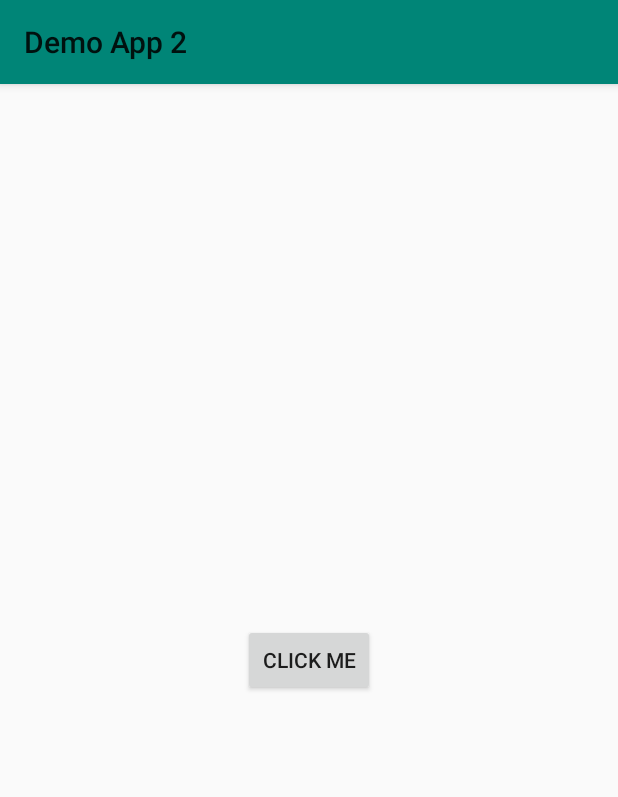
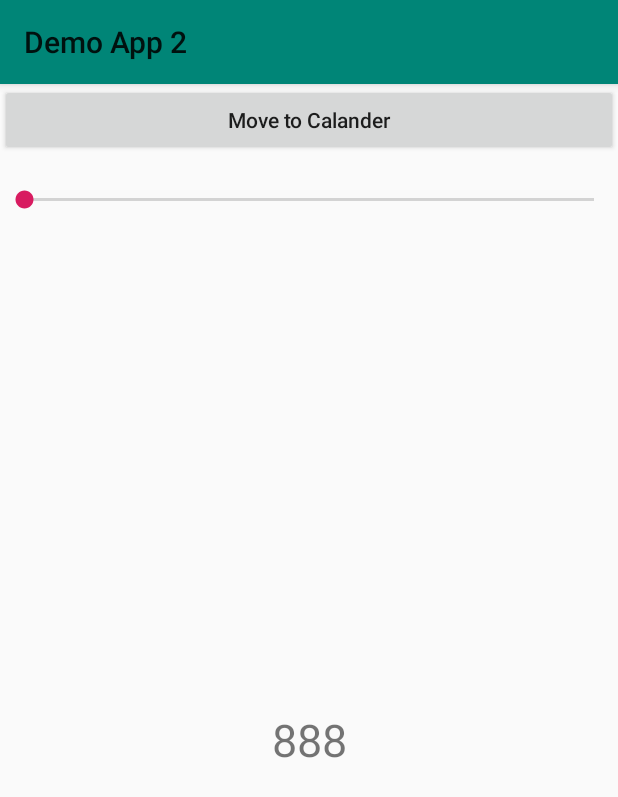
Before and after one commit to imhugozhang/DemoApp, an Android app: the screen it shows after launch (MainActivity before the commit, SeekBarActivity after it), on a phone screen of 412 x 824 dp. Shown: the top 797 px of the screen. Run offline under Robolectric (Android 15) with nearby library versions, the light colour scheme and no system bars.

Commit message:
new commit

```diff
--- a/app/build.gradle
+++ b/app/build.gradle
@@ -26,8 +26,8 @@ dependencies {
     implementation fileTree(dir: 'libs', include: ['*.jar'])
     implementation "org.jetbrains.kotlin:kotlin-stdlib-jdk7:$kotlin_version"
     implementation 'com.android.support:appcompat-v7:28.0.0'
-    implementation 'com.android.support.constraint:constraint-layout:1.1.3'
-    testImplementation 'junit:junit:4.12'
+    implementation 'com.android.support.constraint:constraint-layout:2.0.0-beta2'
+    testImplementation 'junit:junit:4.13-beta-3'
     androidTestImplementation 'com.android.support.test:runner:1.0.2'
     androidTestImplementation 'com.android.support.test.espresso:espresso-core:3.0.2'
 }
--- a/app/src/main/java/com/example/demoapp2/MainActivity.kt
+++ b/app/src/main/java/com/example/demoapp2/MainActivity.kt
@@ -10,11 +10,5 @@ class MainActivity : AppCompatActivity() {
     override fun onCreate(savedInstanceState: Bundle?) {
         super.onCreate(savedInstanceState)
         setContentView(R.layout.activity_main)
-        buttonClickMe= findViewById(R.id.buttonClickMe)
-        buttonClickMe.setOnClickListener { buttonClickMe.text= "Clicked" }
-        buttonClickMe.setOnLongClickListener {
-            buttonClickMe.text= "Loooooooong Clicked"
-            true
-        }
     }
 }
--- /dev/null
+++ b/app/src/main/java/com/example/demoapp2/SeekBarActivity.kt
@@ -0,0 +1,37 @@
+package com.example.demoapp2
+
+import android.content.Intent
+import android.support.v7.app.AppCompatActivity
+import android.os.Bundle
+import android.widget.Button
+import android.widget.SeekBar
+import android.widget.TextView
+import kotlinx.android.synthetic.main.activity_seek_bar.*
+
+class SeekBarActivity : AppCompatActivity() {
+
+	override fun onCreate(savedInstanceState: Bundle?) {
+		super.onCreate(savedInstanceState)
+		setContentView(R.layout.activity_seek_bar)
+		val seekBar= findViewById<SeekBar>(R.id.seekBar)
+		val textViewResult= findViewById<TextView>(R.id.textViewResult)
+		seekBar.max= 50
+		seekBar.setOnSeekBarChangeListener(object : SeekBar.OnSeekBarChangeListener{
+			override fun onProgressChanged(seekBar: SeekBar, progress: Int, fromUser: Boolean) {
+				textViewResult.text= "Seeking to: ${seekBar.progress}"
+			}
+
+			override fun onStartTrackingTouch(seekBar: SeekBar) {
+				textViewResult.text= "Start at: ${seekBar.progress}"
+
+			}
+
+			override fun onStopTrackingTouch(seekBar: SeekBar) {
+				textViewResult.text= "Selected: ${seekBar.progress}"
+			}
+		})
+		val buttonToCalander= findViewById<Button>(R.id.buttonToCalander)
+		buttonToCalander.setOnClickListener { var i= Intent( this, CalanderActivity:: class.java)
+		startActivity(i)}
+	}
+}
--- a/app/src/main/res/layout/activity_main.xml
+++ b/app/src/main/res/layout/activity_main.xml
@@ -6,10 +6,4 @@
     android:layout_height="match_parent"
     android:orientation="vertical"
     tools:context=".MainActivity">
-    <Button android:layout_width="wrap_content"
-            android:layout_height="wrap_content"
-            android:text="Click Me"
-            android:layout_centerInParent="true"
-            android:id="@+id/buttonClickMe"
-    />
 </RelativeLayout>
--- /dev/null
+++ b/app/src/main/res/layout/activity_seek_bar.xml
@@ -0,0 +1,24 @@
+<?xml version="1.0" encoding="utf-8"?>
+<LinearLayout
+	xmlns:android="http://schemas.android.com/apk/res/android"
+	xmlns:tools="http://schemas.android.com/tools"
+	android:orientation="vertical"
+	android:layout_width="match_parent"
+	android:layout_height="match_parent"
+	tools:context=".SeekBarActivity">
+	<Button android:layout_width="match_parent"
+	        android:id="@+id/buttonToCalander"
+	        android:text="Move to Calander"
+	        android:textAllCaps="false" android:layout_height="wrap_content"/>
+	<SeekBar android:layout_width="match_parent"
+	         android:id="@+id/seekBar"
+	         android:padding="20dp"
+	         android:layout_height="wrap_content"/>
+	<TextView android:layout_width="match_parent"
+	          android:id="@+id/textViewResult"
+	          android:gravity="center"
+	          android:textSize="30sp"
+	          android:text="888"
+	          android:layout_height="match_parent"/>
+
+</LinearLayout>
--- a/app/src/main/res/values/strings.xml
+++ b/app/src/main/res/values/strings.xml
@@ -1,3 +1,3 @@
 <resources>
-    <string name="app_name">Demo App 2</string>
+	<string name="app_name">Demo App 2</string>
 </resources>
--- a/app/src/main/res/values/styles.xml
+++ b/app/src/main/res/values/styles.xml
@@ -7,5 +7,9 @@
         <item name="colorPrimaryDark">@color/colorPrimaryDark</item>
         <item name="colorAccent">@color/colorAccent</item>
     </style>
+    <style name="TextView">
+        <item name="android:layout_margin">10dp</item>
+    </style>
+
 
 </resources>
--- a/build.gradle
+++ b/build.gradle
@@ -1,7 +1,7 @@
 // Top-level build file where you can add configuration options common to all sub-projects/modules.
 
 buildscript {
-    ext.kotlin_version = '1.3.31'
+    ext.kotlin_version = '1.3.41'
     repositories {
         google()
         jcenter()
```
Also changed, not shown: app/src/main/AndroidManifest.xml (+13 -1 lines), app/src/main/java/com/example/demoapp2/ButtonActivity.kt (added, +21 -0 lines), app/src/main/java/com/example/demoapp2/CalanderActivity.kt (added, +12 -0 lines), app/src/main/java/com/example/demoapp2/EditTextActivity.kt (added, +34 -0 lines), app/src/main/java/com/example/demoapp2/FormActivity.kt (added, +48 -0 lines), app/src/main/java/com/example/demoapp2/SpinnerActivity.kt (added, +31 -0 lines), app/src/main/res/layout/activity_button.xml (added, +15 -0 lines), app/src/main/res/layout/activity_calander.xml (added, +14 -0 lines), app/src/main/res/layout/activity_edit_text.xml (added, +22 -0 lines), app/src/main/res/layout/activity_form.xml (added, +64 -0 lines), app/src/main/res/layout/activity_spinner.xml (added, +18 -0 lines).
